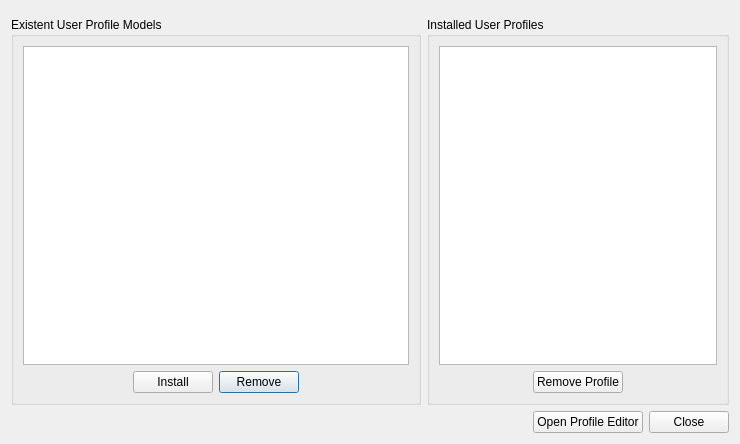
Above: UserTools/assign_profiles.ui from dsgoficial/DsgTools before the change. Below: the same form after it.
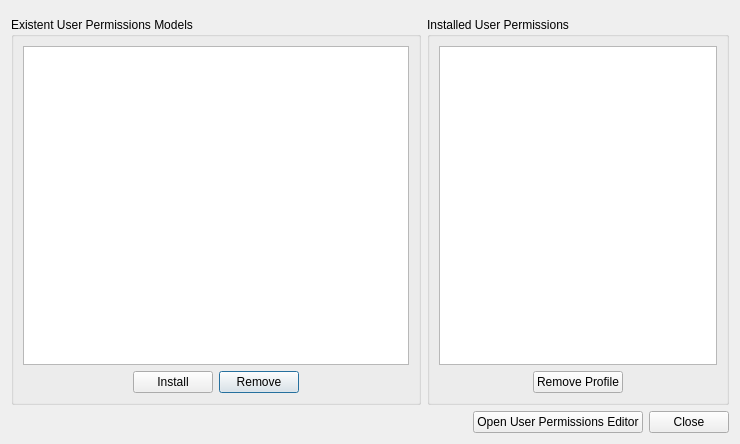
That is the form after the change. Custom widgets are drawn as their Qt base class.

```diff
--- a/UserTools/assign_profiles.ui
+++ b/UserTools/assign_profiles.ui
@@ -20,7 +20,7 @@
    <item row="1" column="0">
     <widget class="QGroupBox" name="groupBox">
      <property name="title">
-      <string>Existent User Profile Models</string>
+      <string>Existent User Permissions Models</string>
      </property>
      <layout class="QGridLayout" name="gridLayout_2">
       <item row="1" column="2">
@@ -76,7 +76,7 @@
    <item row="1" column="1">
     <widget class="QGroupBox" name="groupBox_2">
      <property name="title">
-      <string>Installed User Profiles</string>
+      <string>Installed User Permissions</string>
      </property>
      <layout class="QGridLayout" name="gridLayout">
       <item row="0" column="0" colspan="3">
@@ -140,7 +140,7 @@
      <item>
       <widget class="QPushButton" name="openProfileEditor">
        <property name="text">
-        <string>Open Profile Editor</string>
+        <string>Open User Permissions Editor</string>
        </property>
       </widget>
      </item>
```
Left out of the diff: 2 changed lines with no effect on the pictures.
